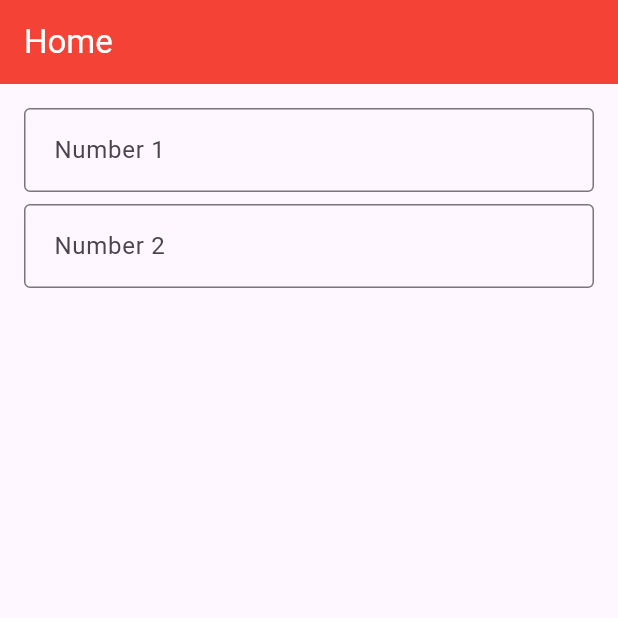
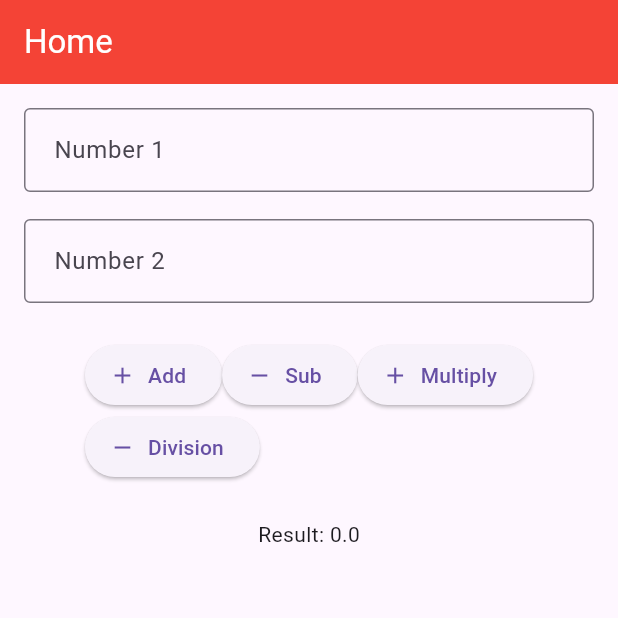
Before and after one commit to wajid18pstu/practice_app, a Flutter app: the screen it shows after launch, on a phone screen of 412 x 824 dp, the top half of it. Run offline on Flutter 3.47's test engine with Material 3 defaults, Android fonts, the phone set to English and light mode, and no system bars.

Commit message:
final commit

```diff
--- a/lib/home_screen.dart
+++ b/lib/home_screen.dart
@@ -8,6 +8,9 @@ class HomeScreen extends StatefulWidget {
 }
 
 class _HomeScreenState extends State<HomeScreen> {
+  final TextEditingController _numberOneTEcontroller = TextEditingController();
+  final TextEditingController _numberTwoTEcontroller = TextEditingController();
+  double _result=0.0;
   @override
   Widget build(BuildContext context) {
     return Scaffold(
@@ -15,25 +18,72 @@ class _HomeScreenState extends State<HomeScreen> {
         title: Text('Home'),
       ) ,
       body: Padding(
-        padding: const EdgeInsets.all(16),
+        padding: EdgeInsets.all(16),
         child: Column(
           children: [
             TextField(
-              decoration: InputDecoration(
-                hintText: 'Number 1'
+              controller: _numberOneTEcontroller,
+              decoration: const InputDecoration(
+                hintText: 'Number 1',
+                labelText: 'Number 1'
               ),
               keyboardType: TextInputType.number,
             ),
-            const SizedBox(height: 8),
+            const SizedBox(height: 18),
             TextField(
-              decoration: InputDecoration(
-                hintText: 'Number 2'
+              controller: _numberTwoTEcontroller,
+              decoration: const InputDecoration(
+                hintText: 'Number 2',
+                labelText: 'Number 2'
               ),
               keyboardType: TextInputType.number,
             ),
+            const SizedBox(height: 24),
+            Wrap(
+
+              children: [
+                ElevatedButton.icon(onPressed: () { _add();}, icon: Icon(Icons.add) ,label: Text('Add'),),
+                ElevatedButton.icon(onPressed: () { _sub();}, icon: Icon(Icons.remove) ,label: Text('Sub'),),
+                ElevatedButton.icon(onPressed: () { _mul();}, icon: Icon(Icons.add) ,label: Text('Multiply'),),
+                ElevatedButton.icon(onPressed: () { _div();}, icon: Icon(Icons.remove) ,label: Text('Division'),)
+              ],
+            ),
+            const SizedBox(height: 24),
+            Text('Result: $_result'),
           ],
         ),
       ),
     );
   }
+  void _add(){
+    double numberOne= double.tryParse(_numberOneTEcontroller.text) ?? 0;
+    double numberTwo= double.tryParse(_numberTwoTEcontroller.text) ?? 0;
+    _result= numberOne + numberTwo;
+    setState((){});
+  }
+  void _sub(){
+    double numberOne= double.tryParse(_numberOneTEcontroller.text) ?? 0;
+    double numberTwo= double.tryParse(_numberTwoTEcontroller.text) ?? 0;
+    _result= numberOne - numberTwo;
+    setState((){});
+  }
+  void _mul(){
+    double numberOne= double.tryParse(_numberOneTEcontroller.text) ?? 0;
+    double numberTwo= double.tryParse(_numberTwoTEcontroller.text) ?? 0;
+    _result= numberOne * numberTwo;
+    setState((){});
+  }
+  void _div(){
+    double numberOne= double.tryParse(_numberOneTEcontroller.text) ?? 0;
+    double numberTwo= double.tryParse(_numberTwoTEcontroller.text) ?? 0;
+    _result= numberOne / numberTwo;
+    setState((){});
+  }
+  @override
+  void dispose() {
+    _numberOneTEcontroller.dispose();
+    _numberTwoTEcontroller.dispose();
+    super.dispose();
+  }
+
 }
```
